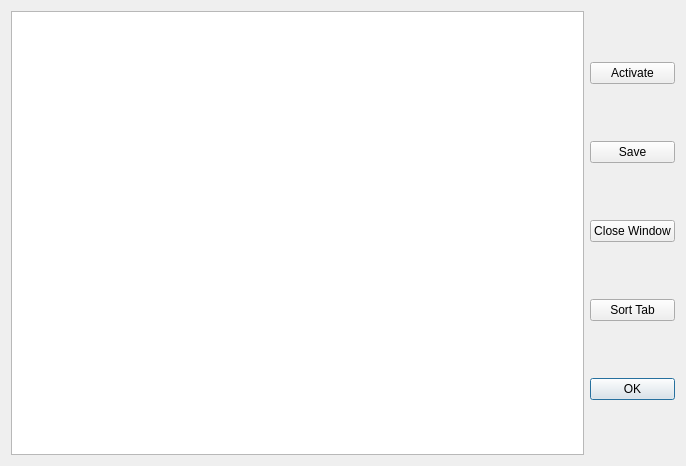
Old version of the form src/ainesmile/Dialogs/windowlistdialog.ui in the repository missdeer/ainesmile.
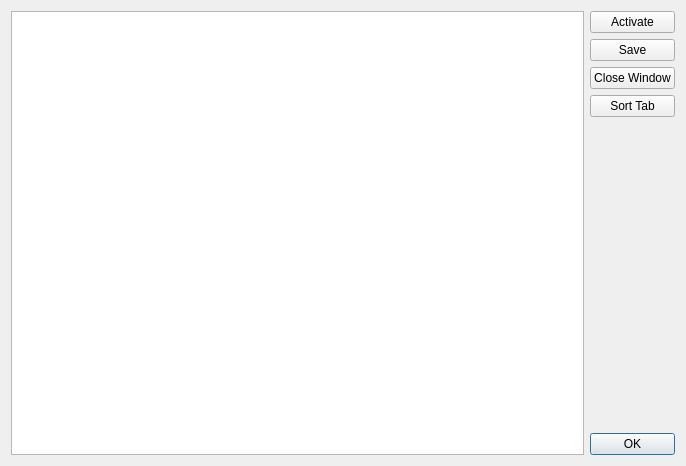
New version of the form. Icons and pictures are not drawn.

Commit message: (*)arrange the buttons layout

Patch:
```diff
--- a/src/ainesmile/Dialogs/windowlistdialog.ui
+++ b/src/ainesmile/Dialogs/windowlistdialog.ui
@@ -54,7 +54,7 @@
         </widget>
        </item>
        <item>
-        <layout class="QVBoxLayout" name="verticalLayout_3"/>
+        <widget class="QWidget" name="widget" native="true"/>
        </item>
        <item>
         <widget class="QPushButton" name="btnOK">
```
